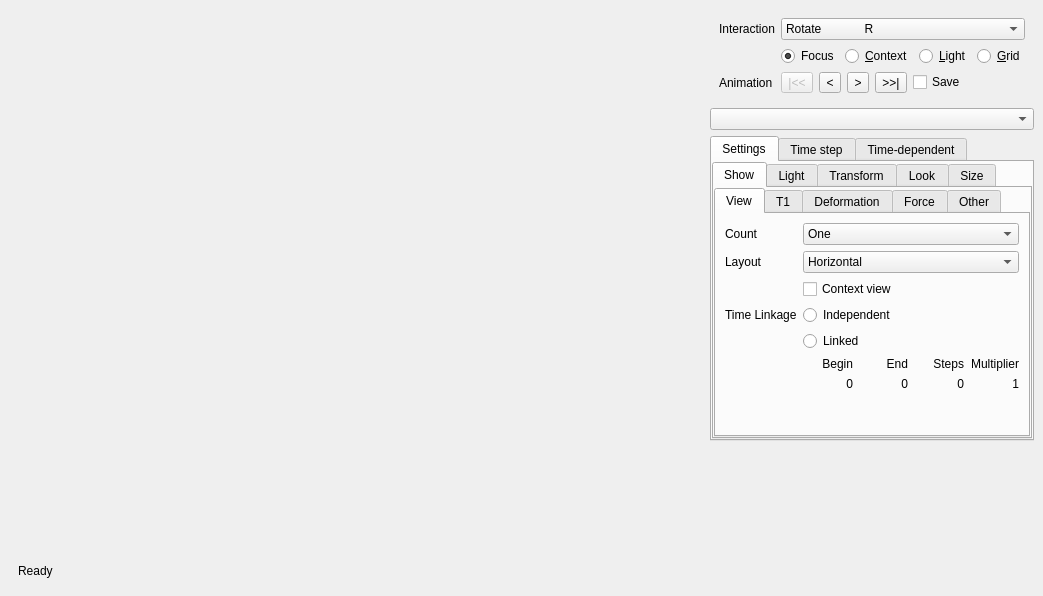
Above: MainWindow.ui from danlipsa/foamvis before the change. Below: the same form after it.
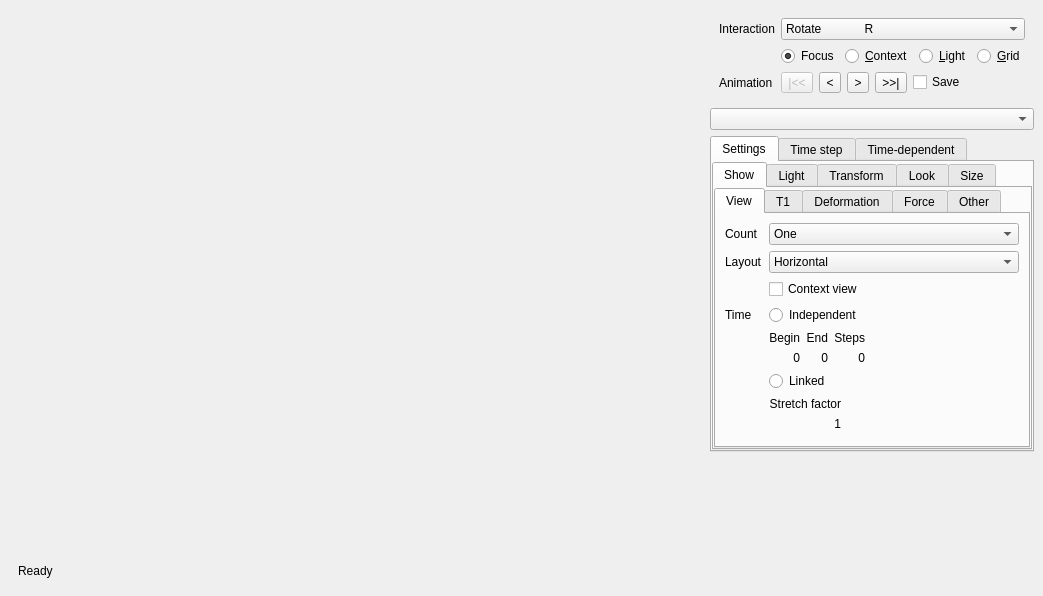
That is the form after the change. The open tabs and pages were chosen to show the change. Custom widgets are drawn as their Qt base class.

Patch:
```diff
--- a/MainWindow.ui
+++ b/MainWindow.ui
@@ -409,7 +409,7 @@
                    <item row="3" column="0">
                     <widget class="QLabel" name="label_32">
                      <property name="text">
-                      <string>Time Linkage</string>
+                      <string>Time</string>
                      </property>
                     </widget>
                    </item>
@@ -424,6 +424,100 @@
                     </widget>
                    </item>
                    <item row="4" column="1">
+                    <widget class="QWidget" name="widget_16" native="true">
+                     <layout class="QHBoxLayout" name="horizontalLayout_13">
+                      <property name="margin">
+                       <number>0</number>
+                      </property>
+                      <item>
+                       <widget class="QWidget" name="widget_14" native="true">
+                        <layout class="QGridLayout" name="gridLayout_3">
+                         <property name="sizeConstraint">
+                          <enum>QLayout::SetDefaultConstraint</enum>
+                         </property>
+                         <property name="margin">
+                          <number>0</number>
+                         </property>
+                         <item row="0" column="0">
+                          <widget class="QLabel" name="label_37">
+                           <property name="text">
+                            <string>Begin</string>
+                           </property>
+                           <property name="alignment">
+                            <set>Qt::AlignRight|Qt::AlignTrailing|Qt::AlignVCenter</set>
+                           </property>
+                          </widget>
+                         </item>
+                         <item row="0" column="1">
+                          <widget class="QLabel" name="label_38">
+                           <property name="text">
+                            <string>End</string>
+                           </property>
+                           <property name="alignment">
+                            <set>Qt::AlignRight|Qt::AlignTrailing|Qt::AlignVCenter</set>
+                           </property>
+                          </widget>
+                         </item>
+                         <item row="0" column="2">
+                          <widget class="QLabel" name="label_39">
+                           <property name="text">
+                            <string>Steps</string>
+                           </property>
+                           <property name="alignment">
+                            <set>Qt::AlignRight|Qt::AlignTrailing|Qt::AlignVCenter</set>
+                           </property>
+                          </widget>
+                         </item>
+                         <item row="1" column="0">
+                          <widget class="QLabel" name="labelLinkedTimeBegin">
+                           <property name="text">
+                            <string>0</string>
+                           </property>
+                           <property name="alignment">
+                            <set>Qt::AlignRight|Qt::AlignTrailing|Qt::AlignVCenter</set>
+                           </property>
+                          </widget>
+                         </item>
+                         <item row="1" column="1">
+                          <widget class="QLabel" name="labelLinkedTimeEnd">
+                           <property name="text">
+                            <string>0</string>
+                           </property>
+                           <property name="alignment">
+                            <set>Qt::AlignRight|Qt::AlignTrailing|Qt::AlignVCenter</set>
+                           </property>
+                          </widget>
+                         </item>
+                         <item row="1" column="2">
+                          <widget class="QLabel" name="labelLinkedTimeSteps">
+                           <property name="text">
+                            <string>0</string>
+                           </property>
+                           <property name="alignment">
+                            <set>Qt::AlignRight|Qt::AlignTrailing|Qt::AlignVCenter</set>
+                           </property>
+                          </widget>
+                         </item>
+                        </layout>
+                       </widget>
+                      </item>
+                      <item>
+                       <spacer name="horizontalSpacer_2">
+                        <property name="orientation">
+                         <enum>Qt::Horizontal</enum>
+                        </property>
+                        <property name="sizeHint" stdset="0">
+                         <size>
+                          <width>40</width>
+                          <height>20</height>
+                         </size>
+                        </property>
+                       </spacer>
+                      </item>
+                     </layout>
+                    </widget>
+                   </item>
+                   <item row="5" column="1">
                     <widget class="QRadioButton" name="radioButtonTimeLinked">
                      <property name="text">
                       <string>Linked</string>
@@ -439,91 +533,56 @@
                      </attribute>
                     </widget>
                    </item>
-                   <item row="5" column="1">
-                    <widget class="QWidget" name="widget_3" native="true">
-                     <layout class="QGridLayout" name="gridLayout_2">
+                   <item row="6" column="1">
+                    <widget class="QWidget" name="widget_15" native="true">
+                     <layout class="QHBoxLayout" name="horizontalLayout_11">
                       <property name="margin">
                        <number>0</number>
                       </property>
-                      <item row="0" column="0">
-                       <widget class="QLabel" name="label_33">
-                        <property name="text">
-                         <string>Begin</string>
-                        </property>
-                        <property name="alignment">
-                         <set>Qt::AlignRight|Qt::AlignTrailing|Qt::AlignVCenter</set>
-                        </property>
+                      <item>
+                       <widget class="QWidget" name="widget_3" native="true">
+                        <layout class="QGridLayout" name="gridLayout_2">
+                         <property name="sizeConstraint">
+                          <enum>QLayout::SetDefaultConstraint</enum>
+                         </property>
+                         <property name="margin">
+                          <number>0</number>
+                         </property>
+                         <item row="0" column="0">
+                          <widget class="QLabel" name="label_35">
+                           <property name="text">
+                            <string>Stretch factor</string>
+                           </property>
+                           <property name="alignment">
+                            <set>Qt::AlignRight|Qt::AlignTrailing|Qt::AlignVCenter</set>
+                           </property>
+                          </widget>
+                         </item>
+                         <item row="1" column="0">
+                          <widget class="QLabel" name="labelLinkedTimeStepStretch">
+                           <property name="text">
+                            <string>1</string>
+                           </property>
+                           <property name="alignment">
+                            <set>Qt::AlignRight|Qt::AlignTrailing|Qt::AlignVCenter</set>
+                           </property>
+                          </widget>
+                         </item>
+                        </layout>
                        </widget>
                       </item>
-                      <item row="0" column="1">
-                       <widget class="QLabel" name="label_34">
-                        <property name="text">
-                         <string>End</string>
+                      <item>
+                       <spacer name="horizontalSpacer">
+                        <property name="orientation">
+                         <enum>Qt::Horizontal</enum>
                         </property>
-                        <property name="alignment">
-                         <set>Qt::AlignRight|Qt::AlignTrailing|Qt::AlignVCenter</set>
+                        <property name="sizeHint" stdset="0">
+                         <size>
+                          <width>40</width>
+                          <height>20</height>
+                         </size>
                         </property>
-                       </widget>
-                      </item>
-                      <item row="0" column="3">
-                       <widget class="QLabel" name="label_35">
-                        <property name="text">
-                         <string>Multiplier</string>
-                        </property>
-                        <property name="alignment">
-                         <set>Qt::AlignRight|Qt::AlignTrailing|Qt::AlignVCenter</set>
-                        </property>
-                       </widget>
-                      </item>
-                      <item row="1" column="0">
-                       <widget class="QLabel" name="labelLinkedTimeBegin">
-                        <property name="text">
-                         <string>0</string>
-                        </property>
-                        <property name="alignment">
-                         <set>Qt::AlignRight|Qt::AlignTrailing|Qt::AlignVCenter</set>
-                        </property>
-                       </widget>
-                      </item>
-                      <item row="1" column="1">
-                       <widget class="QLabel" name="labelLinkedTimeEnd">
-                        <property name="text">
-                         <string>0</string>
-                        </property>
-                        <property name="alignment">
-                         <set>Qt::AlignRight|Qt::AlignTrailing|Qt::AlignVCenter</set>
-                        </property>
-                       </widget>
-                      </item>
-                      <item row="1" column="3">
-                       <widget class="QLabel" name="labelLinkedTimeStepMultiplier">
-                        <property name="text">
-                         <string>1</string>
-                        </property>
-                        <property name="alignment">
-                         <set>Qt::AlignRight|Qt::AlignTrailing|Qt::AlignVCenter</set>
-                        </property>
-                       </widget>
-                      </item>
-                      <item row="0" column="2">
-                       <widget class="QLabel" name="label_36">
-                        <property name="text">
-                         <string>Steps</string>
-                        </property>
-                        <property name="alignment">
-                         <set>Qt::AlignRight|Qt::AlignTrailing|Qt::AlignVCenter</set>
-                        </property>
-                       </widget>
-                      </item>
-                      <item row="1" column="2">
-                       <widget class="QLabel" name="labelLinkedTimeSteps">
-                        <property name="text">
-                         <string>0</string>
-                        </property>
-                        <property name="alignment">
-                         <set>Qt::AlignRight|Qt::AlignTrailing|Qt::AlignVCenter</set>
-                        </property>
-                       </widget>
+                       </spacer>
                       </item>
                      </layout>
                     </widget>
```
Left out of the diff: 81 changed lines with no effect on the pictures.
